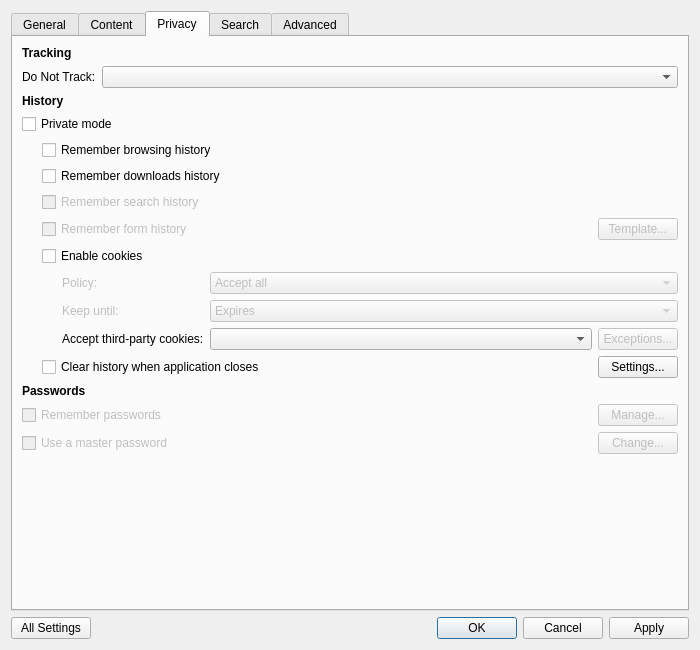
Above: src/ui/PreferencesDialog.ui from OtterBrowser/otter-browser before the change. Below: the same form after it.
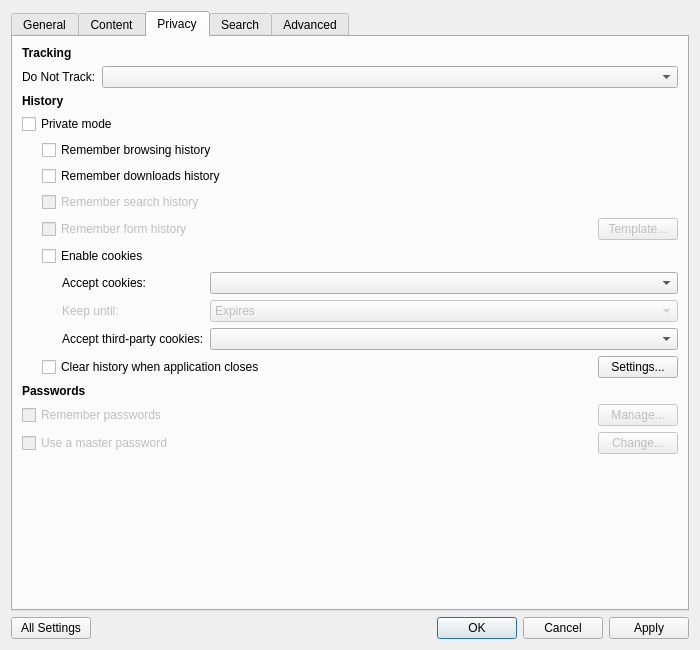
That is the form after the change. The open tabs and pages were chosen to show the change. Custom widgets are drawn as their Qt base class.

Commit message: Allow to fine tune cookies policy, references #463

Diff of the .ui file:
```diff
--- a/src/ui/PreferencesDialog.ui
+++ b/src/ui/PreferencesDialog.ui
@@ -876,6 +876,19 @@
                  <property name="bottomMargin">
                   <number>0</number>
                  </property>
+                 <item row="0" column="0">
+                  <widget class="QLabel" name="cookiesPolicyLabel">
+                   <property name="text">
+                    <string>Accept cookies:</string>
+                   </property>
+                   <property name="buddy">
+                    <cstring>cookiesPolicyComboBox</cstring>
+                   </property>
+                  </widget>
+                 </item>
+                 <item row="0" column="1">
+                  <widget class="QComboBox" name="cookiesPolicyComboBox"/>
+                 </item>
                  <item row="1" column="0">
                   <widget class="QLabel" name="keepCookiesUntilLabel">
                    <property name="enabled">
@@ -922,62 +935,13 @@
                   </widget>
                  </item>
                  <item row="2" column="1">
-                  <layout class="QHBoxLayout" name="thirdPartyCookiesLayout">
-                   <item>
-                    <widget class="QComboBox" name="thirdPartyCookiesComboBox">
-                     <property name="sizePolicy">
-                      <sizepolicy hsizetype="Expanding" vsizetype="Fixed">
-                       <horstretch>0</horstretch>
-                       <verstretch>0</verstretch>
-                      </sizepolicy>
-                     </property>
-                    </widget>
-                   </item>
-                   <item>
-                    <widget class="QPushButton" name="thirdPartyCookiesExceptionsButton">
-                     <property name="enabled">
-                      <bool>false</bool>
-                     </property>
-                     <property name="text">
-                      <string>Exceptions...</string>
-                     </property>
-                    </widget>
-                   </item>
-                  </layout>
-                 </item>
-                 <item row="0" column="0">
-                  <widget class="QLabel" name="cookiesPolicyLabel">
-                   <property name="enabled">
-                    <bool>false</bool>
+                  <widget class="QComboBox" name="thirdPartyCookiesPolicyComboBox">
+                   <property name="sizePolicy">
+                    <sizepolicy hsizetype="Expanding" vsizetype="Fixed">
+                     <horstretch>0</horstretch>
+                     <verstretch>0</verstretch>
+                    </sizepolicy>
                    </property>
-                   <property name="text">
-                    <string>Policy:</string>
-                   </property>
-                   <property name="buddy">
-                    <cstring>cookiesPolicyComboBox</cstring>
-                   </property>
-                  </widget>
-                 </item>
-                 <item row="0" column="1">
-                  <widget class="QComboBox" name="cookiesPolicyComboBox">
-                   <property name="enabled">
-                    <bool>false</bool>
-                   </property>
-                   <item>
-                    <property name="text">
-                     <string>Accept all</string>
-                    </property>
-                   </item>
-                   <item>
-                    <property name="text">
-                     <string>Allow to only read existing</string>
-                    </property>
-                   </item>
-                   <item>
-                    <property name="text">
-                     <string>Allow to modify existing</string>
-                    </property>
-                   </item>
                   </widget>
                  </item>
                 </layout>
```
Left out of the diff: 4 changed lines with no effect on the pictures. The commit also changes 4 other files.
